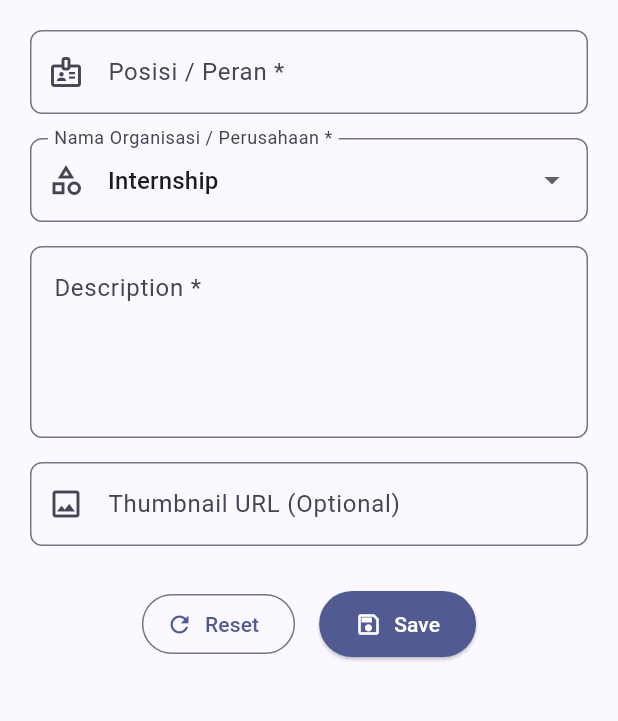
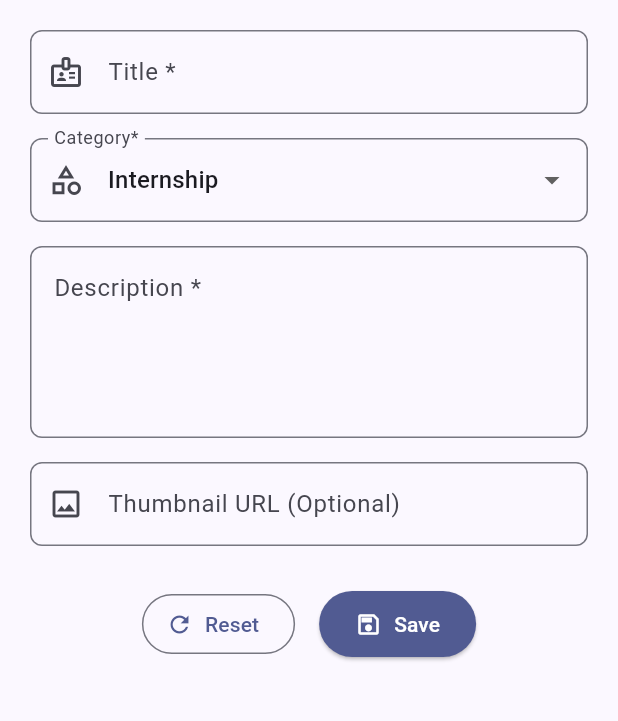
Before and after one commit to ghaisannabil-n/myportofolio_mobile, a Flutter app: the ExperienceFormPage screen opened directly, on a phone screen of 412 x 824 dp, the part 84-805 px from its top. Run offline on Flutter 3.47's test engine with Material 3 defaults, Android fonts, the phone set to English and light mode, and no system bars; generated files the repository leaves out were written again.

Commit message:
fix: label text experience form position and category

```diff
--- a/lib/screens/experience_form.dart
+++ b/lib/screens/experience_form.dart
@@ -196,7 +196,7 @@ class _ExperienceFormPageState extends State<ExperienceFormPage> {
                 child: TextFormField(
                   decoration: InputDecoration(
                     hintText: "Contoh: Software Engineer Intern",
-                    labelText: "Posisi / Peran *",
+                    labelText: "Title *",
                     prefixIcon: const Icon(Icons.badge_outlined),
                     border: OutlineInputBorder(
                       borderRadius: BorderRadius.circular(8.0),
@@ -215,8 +215,7 @@ class _ExperienceFormPageState extends State<ExperienceFormPage> {
                 padding: const EdgeInsets.all(8.0),
                 child: DropdownButtonFormField<String>(
                   decoration: InputDecoration(
-                    hintText: "Title *",
-                    labelText: "Nama Organisasi / Perusahaan *",
+                    labelText: "Category*",
                     prefixIcon: const Icon(Icons.category_outlined),
                     border: OutlineInputBorder(
                       borderRadius: BorderRadius.circular(8.0),
```
